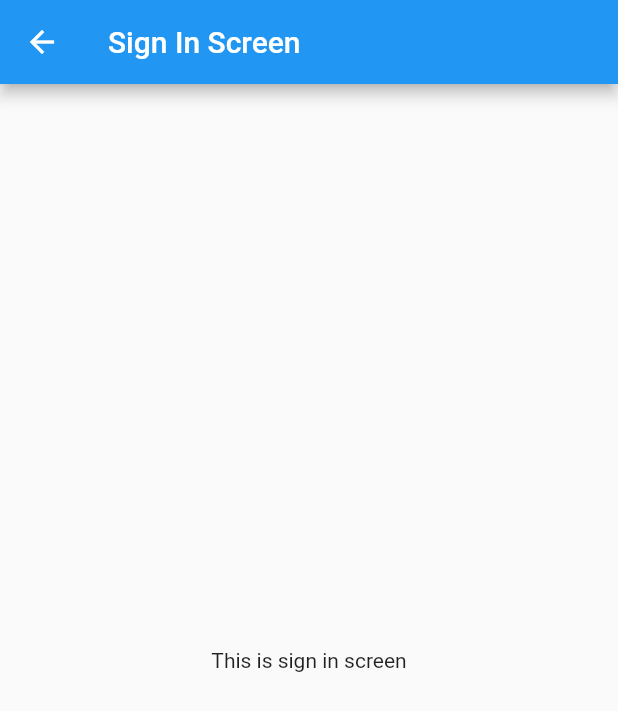
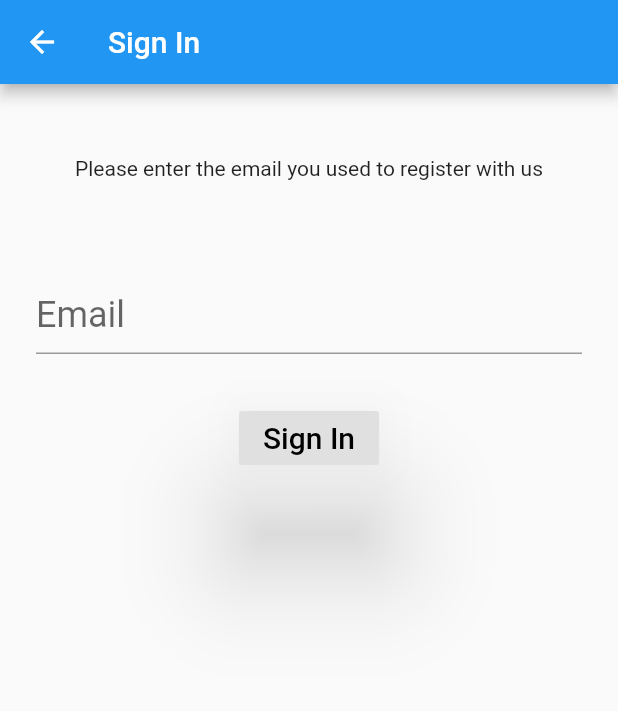
Before and after one commit to yashg160/ReactStockFlutter, a Flutter app: the SignIn screen opened by its route, on a phone screen of 412 x 824 dp. Shown: the top 711 px of the screen. Run offline on Flutter 3.47's test engine with Material 2 defaults, Android fonts, the phone set to English and light mode, and no system bars; our stand-ins replace shared_preferences; accounts and stored records are empty.

Commit message:
User Login Complete

```diff
--- a/lib/SignIn.dart
+++ b/lib/SignIn.dart
@@ -1,24 +1,139 @@
 import 'package:flutter/material.dart';
+import 'package:flutter/rendering.dart';
+import 'package:http/http.dart' as http;
+import 'dart:convert' as convert;
+
+class UserProfile {
+  final String givenName;
+  final String familyName;
+  final String imageUrl;
+  final String email;
+
+  UserProfile({this.givenName, this.familyName, this.imageUrl, this.email});
+
+  factory UserProfile.fromJson(Map<String, dynamic> json) => UserProfile(
+      givenName: json['givenName'],
+      familyName: json['familyName'],
+      imageUrl: json['imageUrl'],
+      email: json['email']);
+
+  String getGivenName() {
+    return '${this.givenName}';
+  }
+
+  String getFamilyName() {
+    return '${this.familyName}';
+  }
+
+  String getEmail() {
+    return '${this.email}';
+  }
+
+  String getImageUrl() {
+    return '${this.imageUrl}';
+  }
+}
 
 class SignIn extends StatefulWidget {
   SignInState createState() => SignInState();
 }
 
 class SignInState extends State<SignIn> {
+  bool loading = false;
+  bool error = false;
+  String errMessage;
+
+  signInUser() async {
+    //Get the data from the API
+    var response = await http.get(
+        'http://10.102.113.91:8000/user?email=${emailFieldController.text}');
+
+    if (response.statusCode == 200) {
+      // If everything is correct, convert the data to json and check for error
+      var data = await convert.jsonDecode(response.body);
+
+      // If error, then throw an exception, which will be handled by the calling function
+      if (!data['error'])
+        return UserProfile.fromJson(data['profile']);
+      else
+        throw Exception(data['errorMessage']);
+    } else {
+      // Status code was not 200, means something was not ok. So throw an exception with ERR_SERVER
+      throw Exception('ERR_SERVER');
+    }
+  }
+
+  handleSignIn() {
+    setState(() {
+      loading = true;
+      error = false;
+      errMessage = null;
+    });
+
+    signInUser().then((user) {
+      print(user.getFamilyName());
+      print(user.getGivenName());
+      print(user.getImageUrl());
+      print(user.getEmail());
+    }).catchError((error) {
+      print(error);
+    });
+  }
+
   @override
   void initState() {
     super.initState();
   }
 
+  final emailFieldController = TextEditingController();
+
   @override
   Widget build(BuildContext context) {
     return (Scaffold(
       appBar: AppBar(
-        title: Text('Sign In Screen'),
+        title: Text('Sign In'),
       ),
       body: Center(
-        child: Text('This is sign in screen'),
-      ),
+          child: Container(
+        padding: EdgeInsets.only(top: 48, left: 24, right: 24),
+        child: Column(
+          mainAxisAlignment: MainAxisAlignment.start,
+          crossAxisAlignment: CrossAxisAlignment.center,
+          textDirection: TextDirection.ltr,
+          children: <Widget>[
+            Text(
+              'Please enter the email you used to register with us',
+            ),
+            Container(
+              margin: EdgeInsets.only(top: 64),
+              child: TextField(
+                  keyboardType: TextInputType.emailAddress,
+                  decoration: InputDecoration(hintText: 'Email'),
+                  style: TextStyle(fontSize: 24),
+                  controller: emailFieldController),
+            ),
+            Container(
+              margin: EdgeInsets.only(top: 32),
+              child: RaisedButton(
+                autofocus: false,
+                clipBehavior: Clip.none,
+                child: Text(
+                  'Sign In',
+                  style: TextStyle(color: Colors.black, fontSize: 20),
+                ),
+                elevation: 32,
+                onPressed: () => handleSignIn(),
+              ),
+            )
+          ],
+        ),
+      )),
     ));
   }
+
+  @override
+  void dispose() {
+    emailFieldController.dispose();
+    super.dispose();
+  }
 }
--- a/lib/main.dart
+++ b/lib/main.dart
@@ -91,7 +91,7 @@ class HomePage extends StatelessWidget {
               autofocus: false,
               clipBehavior: Clip.none,
               child: Text(
-                'Sign Up',
+                'Sign In',
                 style: TextStyle(color: Colors.white, fontSize: 20),
               ),
               elevation: 32,
```
